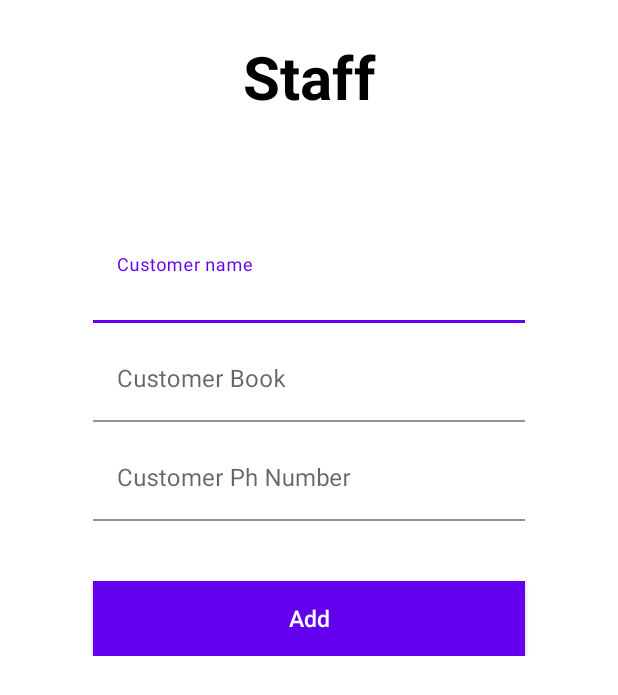
After one commit to Bijaya-10/Final-Assignment-Android, an Android app: the layout activity_staff.xml on its own in the app's theme, with its tools: preview values and no code run, on a phone screen of 412 x 824 dp. The commit adds this screen. Shown: the top 695 px of the screen. Run offline under Robolectric (Android 15) with nearby library versions, the phone set to English and light mode, and no system bars.

Commit message:
customer details adding,updating and deleting

```diff
--- a/app/src/main/AndroidManifest.xml
+++ b/app/src/main/AndroidManifest.xml
@@ -17,7 +17,9 @@
         android:roundIcon="@mipmap/ic_launcher_round"
         android:supportsRtl="true"
         android:theme="@style/Theme.WeekFiveAssignmentOne">
-        <activity android:name="com.bijaya.bookstore.SplashActivity"></activity>
+        <activity android:name="com.bijaya.bookstore.ProductActivity"></activity>
+        <activity android:name="com.bijaya.bookstore.Users.StaffActivity" />
+        <activity android:name="com.bijaya.bookstore.SplashActivity" />
         <activity android:name="com.bijaya.bookstore.PermissionActivity" />
         <activity android:name=".PostActivity" />
         <activity android:name=".Signup_Activity" />
--- a/app/src/main/java/com/bijaya/bookstore/API/ServiceBuilder.kt
+++ b/app/src/main/java/com/bijaya/bookstore/API/ServiceBuilder.kt
@@ -6,7 +6,7 @@ import retrofit2.converter.gson.GsonConverterFactory
 
 object ServiceBuilder {
     private const val BASE_URL =
-        "http://10.0.2.2:3000/api/v1/"
+        "http://10.0.2.2:90/"
     var token: String? = null
     private val okHttp = OkHttpClient.Builder()
     private val retrofitBuilder = Retrofit.Builder()
--- /dev/null
+++ b/app/src/main/java/com/bijaya/bookstore/ProductActivity.kt
@@ -0,0 +1,12 @@
+package com.bijaya.bookstore
+
+import androidx.appcompat.app.AppCompatActivity
+import android.os.Bundle
+import com.bijaya1.weekfiveassignmentone.R
+
+class ProductActivity : AppCompatActivity() {
+    override fun onCreate(savedInstanceState: Bundle?) {
+        super.onCreate(savedInstanceState)
+        setContentView(R.layout.activity_product)
+    }
+}
--- a/app/src/main/java/com/bijaya/bookstore/Signup_Activity.kt
+++ b/app/src/main/java/com/bijaya/bookstore/Signup_Activity.kt
@@ -4,6 +4,7 @@ import android.app.Activity
 import android.content.Intent
 import androidx.appcompat.app.AppCompatActivity
 import android.os.Bundle
+import android.os.Parcelable
 import android.view.View
 import android.widget.*
 import com.bijaya.bookstore.entity.Customer
@@ -19,7 +20,7 @@ class Signup_Activity : AppCompatActivity(), View.OnClickListener {
 
     private lateinit var btnRegister:Button
 
-    private lateinit var etCoventryID:EditText
+
     private lateinit var etFname:EditText
     private lateinit var etLname:EditText
     private lateinit var etUsername:EditText
@@ -34,7 +35,6 @@ class Signup_Activity : AppCompatActivity(), View.OnClickListener {
         super.onCreate(savedInstanceState)
         setContentView(R.layout.activity_signup_)
         btnRegister = findViewById(R.id.btnRegister)
-        etCoventryID = findViewById(R.id.etCoventryID)
         etFname = findViewById(R.id.etFname)
         etLname = findViewById(R.id.etLname)
         etUsername = findViewById(R.id.etUsername)
@@ -60,8 +60,8 @@ class Signup_Activity : AppCompatActivity(), View.OnClickListener {
 
                 CoroutineScope(Dispatchers.IO).launch {
                     try {
-                        val userRepository = CustomerRepository()
-                        val response = userRepository.registerUser(customer)
+                        val customerRepository = CustomerRepository()
+                        val response = customerRepository.registerUser(customer)
                         if (response.success == true) {
                             withContext(Main) {
                                 Toast.makeText(
@@ -97,9 +97,9 @@ class Signup_Activity : AppCompatActivity(), View.OnClickListener {
         when (v?.id){
             R.id.btnRegister ->{
                 if (validate()){
-                    val user = Users(etCoventryID.text.toString().toInt(), etFname.text.toString(), etLname.text.toString(), etUsername.text.toString(), etPassword.text.toString())
+                    val customer = Customer(etFname.text.toString(), etLname.text.toString(), etUsername.text.toString(), etPassword.text.toString())
                     var intent = Intent();
-                    intent.putExtra("user",user);
+                    intent.putExtra("user",customer);
                     setResult(Activity.RESULT_OK,intent);
                     finish();
                 }
@@ -120,10 +120,7 @@ class Signup_Activity : AppCompatActivity(), View.OnClickListener {
 //    }
 
     fun validate():Boolean{
-        if (etCoventryID.text.toString()==""){
-            return false
-            etCoventryID.error = "Please insert CUID "
-        }
+
         if (etFname.text.toString()==""){
             return false
             etFname.error = "this field is empty"
@@ -156,3 +153,7 @@ class Signup_Activity : AppCompatActivity(), View.OnClickListener {
         }
     }
 }
+
+private fun Parcelable.putExtra(s: String, customer: Customer) {
+
+}
--- /dev/null
+++ b/app/src/main/java/com/bijaya/bookstore/Users/StaffActivity.kt
@@ -0,0 +1,11 @@
+package com.bijaya.bookstore.Users
+
+import androidx.appcompat.app.AppCompatActivity
+import android.os.Bundle
+
+class StaffActivity : AppCompatActivity() {
+    override fun onCreate(savedInstanceState: Bundle?) {
+        super.onCreate(savedInstanceState)
+        setContentView(R.layout.activity_staff)
+    }
+}
--- a/app/src/main/java/com/bijaya/bookstore/dao/UserDAO.kt
+++ b/app/src/main/java/com/bijaya/bookstore/dao/UserDAO.kt
@@ -1,16 +1,16 @@
-package com.bijaya.bookstore.dao
-
-import androidx.room.*
-import com.bijaya.bookstore.entity.Customer
-
-@Dao
-interface UserDAO {
-    @Insert
-    suspend fun  registerUser(customer: Customer)
-
-    @Query("select * from Customer where username=(:username) and password=(:password)")
-    suspend fun  loginUser(username :String,password:String) : Customer
-
-
-
-}
+//package com.bijaya.bookstore.dao
+//
+//import androidx.room.*
+//import com.bijaya.bookstore.entity.Customer
+//
+//@Dao
+//interface UserDAO {
+//    @Insert
+//    suspend fun  registerUser(customer: Customer)
+//
+//    @Query("select * from Customer where username=(:username) and password=(:password)")
+//    suspend fun  loginUser(username :String,password:String) : Customer
+//
+//
+//
+//}
--- a/app/src/main/java/com/bijaya/bookstore/repository/CustomerRepository.kt
+++ b/app/src/main/java/com/bijaya/bookstore/repository/CustomerRepository.kt
@@ -8,11 +8,11 @@ import com.bijaya.bookstore.response.LoginResponse
 
 class CustomerRepository     : MyApiRequest() {
 
-    private val userAPI = ServiceBuilder.buildService(CustomerAPI::class.java)
+    private val customerAPI = ServiceBuilder.buildService(CustomerAPI::class.java)
 
     suspend fun registerUser(customer: Customer): LoginResponse {
         return apiRequest {
-            userAPI.registerUser(customer)
+            customerAPI.registerUser(customer)
         }
     }
 
@@ -20,7 +20,7 @@ class CustomerRepository     : MyApiRequest() {
 
     suspend fun checkUser(username :String, password : String) : LoginResponse{
         return apiRequest {
-            userAPI.checkUser(username, password)
+            customerAPI.checkUser(username, password)
         }
     }
 }
--- a/app/src/main/res/layout/activity_signup_.xml
+++ b/app/src/main/res/layout/activity_signup_.xml
@@ -50,15 +50,7 @@
                 android:layout_marginTop="5dp"
                 android:textColorHint="#808080"
                 app:layout_constraintTop_toBottomOf="@+id/invalid">
-                <EditText
-                    android:id="@+id/etCoventryID"
-                    android:layout_width="match_parent"
-                    android:layout_height="wrap_content"
-                    android:hint="Coventry ID"
-                    android:textColor="#000000"
-                    android:textColorHint="#000000"
-                    android:backgroundTint="#FFFFFF"
-                    />
+
             </com.google.android.material.textfield.TextInputLayout>
             <com.google.android.material.textfield.TextInputLayout
                 android:id="@+id/layoutFname"
--- /dev/null
+++ b/app/src/main/res/layout/activity_staff.xml
@@ -0,0 +1,135 @@
+<?xml version="1.0" encoding="utf-8"?>
+<androidx.constraintlayout.widget.ConstraintLayout
+    xmlns:android="http://schemas.android.com/apk/res/android"
+    xmlns:app="http://schemas.android.com/apk/res-auto"
+    xmlns:tools="http://schemas.android.com/tools"
+
+    android:layout_width="match_parent"
+    android:layout_height="match_parent"
+    android:background="#FFFFFF"
+    android:id="@+id/linearLayout"
+    tools:context=".LoginActivity">
+
+
+    <TextView
+        android:id="@+id/tvHeading"
+        android:text="Staff"
+        android:textStyle="bold"
+        android:textSize="40sp"
+        android:textColor="#000"
+        app:layout_constraintStart_toStartOf="parent"
+        app:layout_constraintEnd_toEndOf="parent"
+        app:layout_constraintTop_toTopOf="parent"
+        android:layout_marginTop="24dp"
+        android:layout_width="wrap_content"
+        android:layout_height="wrap_content"/>
+
+
+
+
+    <ScrollView
+
+
+        android:layout_width="match_parent"
+        android:layout_height="wrap_content"
+        app:layout_constraintTop_toBottomOf="@+id/tvHeading">
+        <androidx.constraintlayout.widget.ConstraintLayout
+            android:layout_width="match_parent"
+            android:layout_height="match_parent">
+
+            <TextView
+                android:id="@+id/invalid"
+                android:textSize="15sp"
+                app:layout_constraintTop_toTopOf="parent"
+                app:layout_constraintStart_toStartOf="parent"
+                app:layout_constraintEnd_toEndOf="parent"
+                android:layout_marginTop="50dp"
+                android:textColor="#BF0000"
+                android:layout_width="wrap_content"
+                android:layout_height="wrap_content"/>
+            <com.google.android.material.textfield.TextInputLayout
+                android:id="@+id/layoutCustomerName"
+                android:layout_width="0dp"
+                app:layout_constraintTop_toBottomOf="@+id/invalid"
+                app:layout_constraintWidth_percent="0.7"
+                app:layout_constraintStart_toStartOf="parent"
+                app:layout_constraintEnd_toEndOf="parent"
+                android:layout_marginTop="10dp"
+                android:layout_height="wrap_content">
+                <EditText
+                    android:id="@+id/etCustomerName"
+                    android:textColor="#000000"
+                    android:textColorHint="#808080"
+                    android:backgroundTint="#FFF"
+                    android:hint="Customer name"
+                    android:layout_width="match_parent"
+                    android:layout_height="wrap_content"/>
+            </com.google.android.material.textfield.TextInputLayout>
+            <com.google.android.material.textfield.TextInputLayout
+                android:id="@+id/layoutCustomerBook"
+                android:layout_width="0dp"
+                app:layout_constraintWidth_percent="0.7"
+                app:layout_constraintStart_toStartOf="parent"
+                app:layout_constraintEnd_toEndOf="parent"
+                android:layout_marginTop="10dp"
+                android:layout_height="wrap_content"
+                app:layout_constraintTop_toBottomOf="@+id/layoutCustomerName">
+                <EditText
+                    android:id="@+id/etCustomerBook"
+                    android:hint="Customer Book"
+                    android:textColor="#000000"
+                    android:textColorHint="#808080"
+                    android:backgroundTint="#FFF"
+                    android:layout_width="match_parent"
+                    android:layout_height="wrap_content"/>
+            </com.google.android.material.textfield.TextInputLayout>
+
+            <com.google.android.material.textfield.TextInputLayout
+                android:id="@+id/layoutCustomerNumber"
+                android:layout_width="0dp"
+                app:layout_constraintWidth_percent="0.7"
+                app:layout_constraintStart_toStartOf="parent"
+                app:layout_constraintEnd_toEndOf="parent"
+                android:layout_marginTop="10dp"
+                android:layout_height="wrap_content"
+                app:layout_constraintTop_toBottomOf="@+id/layoutCustomerBook">
+                <EditText
+                    android:id="@+id/etCustomerNumber"
+                    android:hint="Customer Ph Number"
+                    android:textColor="#000000"
+                    android:textColorHint="#808080"
+                    android:backgroundTint="#FFF"
+                    android:layout_width="match_parent"
+                    android:layout_height="wrap_content"/>
+            </com.google.android.material.textfield.TextInputLayout>
+
+            <Button
+                android:id="@+id/btnLogin"
+                android:layout_width="0dp"
+                android:layout_height="50dp"
+                app:layout_constraintTop_toBottomOf="@+id/layoutCustomerNumber"
+                app:layout_constraintStart_toStartOf="parent"
+                app:layout_constraintEnd_toEndOf="parent"
+                android:text="Add"
+                android:textColor="#FFFFFF"
+                android:textSize="15sp"
+                android:background="@color/design_default_color_primary_dark"
+                android:textAllCaps="false"
+                android:layout_marginTop="40dp"
+                app:layout_constraintWidth_percent="0.7"
+                style="?android:attr/borderlessButtonStyle"
+                android:elevation="2dp"
+                />
+
+
+
+
+
+
+
+        </androidx.constraintlayout.widget.ConstraintLayout>
+    </ScrollView>
+
+
+
+</androidx.constraintlayout.widget.ConstraintLayout>
```
